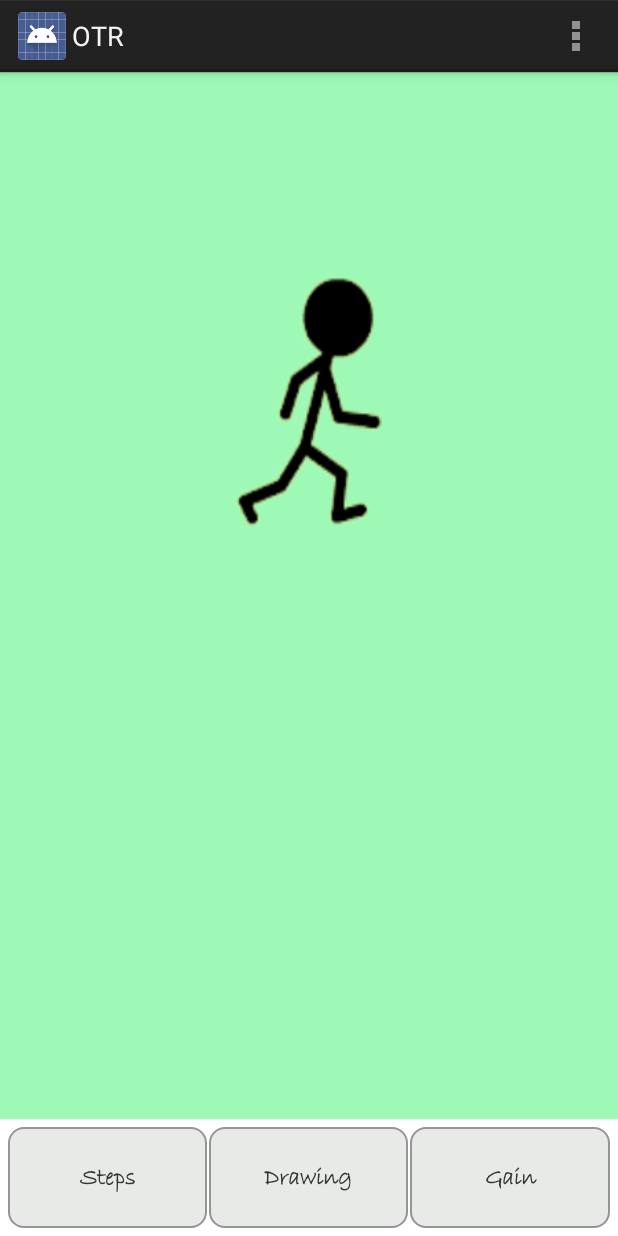
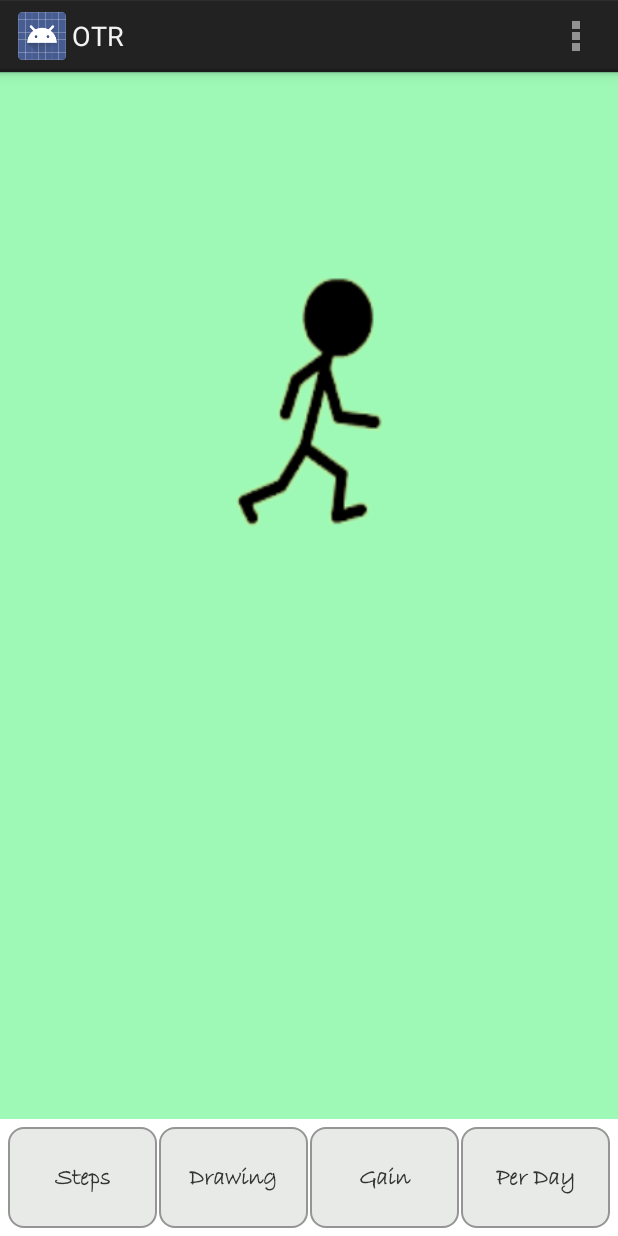
Before and after one commit to MobileApps-BJTU/DogSItter, an Android app: the screen it shows after launch (MainActivity), on a phone screen of 412 x 824 dp. Run offline under Robolectric (Android 15) with nearby library versions, the phone set to English and light mode, and no system bars.

Commit message:
final version
add a fragment to meet the requirement of homework.

```diff
--- a/OnTheRoad/app/src/main/java/com/example/interfaces/OnFragmentInteractionListener.java
+++ b/OnTheRoad/app/src/main/java/com/example/interfaces/OnFragmentInteractionListener.java
@@ -7,4 +7,6 @@ public interface OnFragmentInteractionListener {
     public void onDrawingClicked();
 
     public void onGainClicked();
+
+    public void onStepsPerDayShow();
 }
--- a/OnTheRoad/app/src/main/java/com/example/ontheroad/MainActivity.java
+++ b/OnTheRoad/app/src/main/java/com/example/ontheroad/MainActivity.java
@@ -3,6 +3,7 @@ package com.example.ontheroad;
 import android.app.Activity;
 import android.app.FragmentManager;
 import android.app.FragmentTransaction;
+import android.content.SharedPreferences;
 import android.os.Bundle;
 import android.view.Menu;
 import android.view.MenuItem;
@@ -13,6 +14,8 @@ import com.example.interfaces.OnFragmentInteractionListener;
 public class MainActivity extends Activity implements OnFragmentInteractionListener {
 
     private FragmentManager fm;
+    private SharedPreferences savedSearches;
+    private static final String SEARCHES = "steps_per_day";
 
     @Override
     protected void onCreate(Bundle savedInstanceState) {
@@ -20,6 +23,7 @@ public class MainActivity extends Activity implements OnFragmentInteractionListe
         setContentView(R.layout.activity_main);
 
         fm = getFragmentManager();
+        savedSearches = getSharedPreferences(SEARCHES, MODE_PRIVATE);
 
         FragmentTransaction ft = fm.beginTransaction();
         ft.add(R.id.id_container, MainFragment.getInstance())
@@ -72,4 +76,13 @@ public class MainActivity extends Activity implements OnFragmentInteractionListe
                 .addToBackStack(null)
                 .commit();
     }
+
+    @Override
+    public void onStepsPerDayShow() {
+        StepsPerDayFragment.getInstance().setSavedSearches(savedSearches);
+        FragmentTransaction ft = fm.beginTransaction();
+        ft.replace(R.id.id_container, StepsPerDayFragment.getInstance())
+                .addToBackStack(null)
+                .commit();
+    }
 }
--- a/OnTheRoad/app/src/main/java/com/example/ontheroad/MainFragment.java
+++ b/OnTheRoad/app/src/main/java/com/example/ontheroad/MainFragment.java
@@ -4,6 +4,7 @@ package com.example.ontheroad;
 import android.app.Activity;
 import android.app.FragmentManager;
 import android.content.Intent;
+import android.content.SharedPreferences;
 import android.graphics.Typeface;
 import android.graphics.drawable.AnimationDrawable;
 import android.os.Bundle;
@@ -20,6 +21,9 @@ import com.example.interfaces.OnFragmentInteractionListener;
 import com.example.service.StepService;
 import com.example.util.StepDetector;
 
+import java.text.SimpleDateFormat;
+import java.util.Date;
+
 
 /**
  * A simple {@link Fragment} subclass.
@@ -27,7 +31,7 @@ import com.example.util.StepDetector;
 public class MainFragment extends Fragment {
 
     private View rootView;
-    private TextView steps, drawing, gain, stepNum;
+    private TextView steps, drawing, gain, stepNum, steps_per_day;
     private Thread thread;
 
     private static MainFragment mInstance;
@@ -38,8 +42,7 @@ public class MainFragment extends Fragment {
     private AnimationDrawable anim;
     private int timesToStop = 10;
     private int currentSteps = 0;
-
-//    private boolean isStepsClicked = true;
+    //    private boolean isStepsClicked = true;
 //    private boolean isDrawingClicked = true;
 //    private boolean isGainClicked = true;
 
@@ -93,6 +96,7 @@ public class MainFragment extends Fragment {
             steps = (TextView)rootView.findViewById(R.id.id_steps);
             drawing = (TextView)rootView.findViewById(R.id.id_drawing);
             gain = (TextView)rootView.findViewById(R.id.id_gain);
+            steps_per_day = (TextView)rootView.findViewById(R.id.id_steps_per_day);
 
             stepNum = (TextView)rootView.findViewById(R.id.id_step_num);
 
@@ -101,10 +105,12 @@ public class MainFragment extends Fragment {
             steps.setTypeface(typeFace, Typeface.BOLD);
             drawing.setTypeface(typeFace, Typeface.BOLD);
             gain.setTypeface(typeFace, Typeface.BOLD);
+            steps_per_day.setTypeface(typeFace, Typeface.BOLD);
 
             steps.setOnClickListener(stepsListener);
             drawing.setOnClickListener(drawingListener);
             gain.setOnClickListener(gainListener);
+            steps_per_day.setOnClickListener(stepsPerDayListener);
 
             container = (LinearLayout)rootView.findViewById(R.id.id_main_container);
             anim = (AnimationDrawable)container.getBackground();
@@ -227,4 +233,12 @@ public class MainFragment extends Fragment {
 //            }
         }
     };
+
+    private View.OnClickListener stepsPerDayListener = new View.OnClickListener() {
+
+        @Override
+        public void onClick(View v) {
+            mListener.onStepsPerDayShow();
+        }
+    };
 }
--- a/OnTheRoad/app/src/main/java/com/example/service/StepService.java
+++ b/OnTheRoad/app/src/main/java/com/example/service/StepService.java
@@ -3,6 +3,7 @@ package com.example.service;
 import android.app.Service;
 import android.content.Context;
 import android.content.Intent;
+import android.content.SharedPreferences;
 import android.hardware.Sensor;
 import android.hardware.SensorManager;
 import android.os.IBinder;
@@ -13,6 +14,7 @@ public class StepService extends Service {
     public static Boolean flag = false;
     private SensorManager sensorManager;
     private StepDetector stepDetector;
+
 
     @Override
     public IBinder onBind(Intent arg0) {
--- a/OnTheRoad/app/src/main/res/layout/main_fragment.xml
+++ b/OnTheRoad/app/src/main/res/layout/main_fragment.xml
@@ -78,5 +78,22 @@
             android:gravity="center"
             android:background="@drawable/button_unclik_style"
             android:textStyle="bold" />
+
+        <View android:layout_width="1dip"
+            android:layout_height="fill_parent"
+            android:background="#00FFFFFF"
+            android:layout_marginBottom="10dp"
+            android:layout_marginTop="10dp" />
+
+        <TextView
+            android:layout_width="0dp"
+            android:layout_height="fill_parent"
+            android:text="@string/steps_per_day"
+            android:id="@+id/id_steps_per_day"
+            android:layout_weight="1"
+            android:textSize="@dimen/text_size"
+            android:gravity="center"
+            android:background="@drawable/button_unclik_style"
+            android:textStyle="bold" />
     </LinearLayout>
 </LinearLayout>
--- a/OnTheRoad/app/src/main/res/values/strings.xml
+++ b/OnTheRoad/app/src/main/res/values/strings.xml
@@ -15,5 +15,6 @@
     <string name="show">Show</string>
     <string name="charity">Charity</string>
     <string name="hello_blank_fragment">Hello blank fragment</string>
-
+    <string name="date">Date</string>
+    <string name="steps_per_day">Per Day</string>
 </resources>
```
Also changed, not shown: OnTheRoad/app/src/main/java/com/example/adapter/StepsPerDayAdapter.java (added, +56 -0 lines), OnTheRoad/app/src/main/java/com/example/entity/StepsPerDay.java (added, +30 -0 lines), OnTheRoad/app/src/main/java/com/example/ontheroad/StepsPerDayFragment.java (added, +121 -0 lines), OnTheRoad/app/src/main/java/com/example/util/StepDetector.java (+13 -0 lines), OnTheRoad/app/src/main/res/layout/item_list.xml (added, +24 -0 lines), OnTheRoad/app/src/main/res/layout/steps_per_day_fragment.xml (added, +44 -0 lines), 2 other files.
